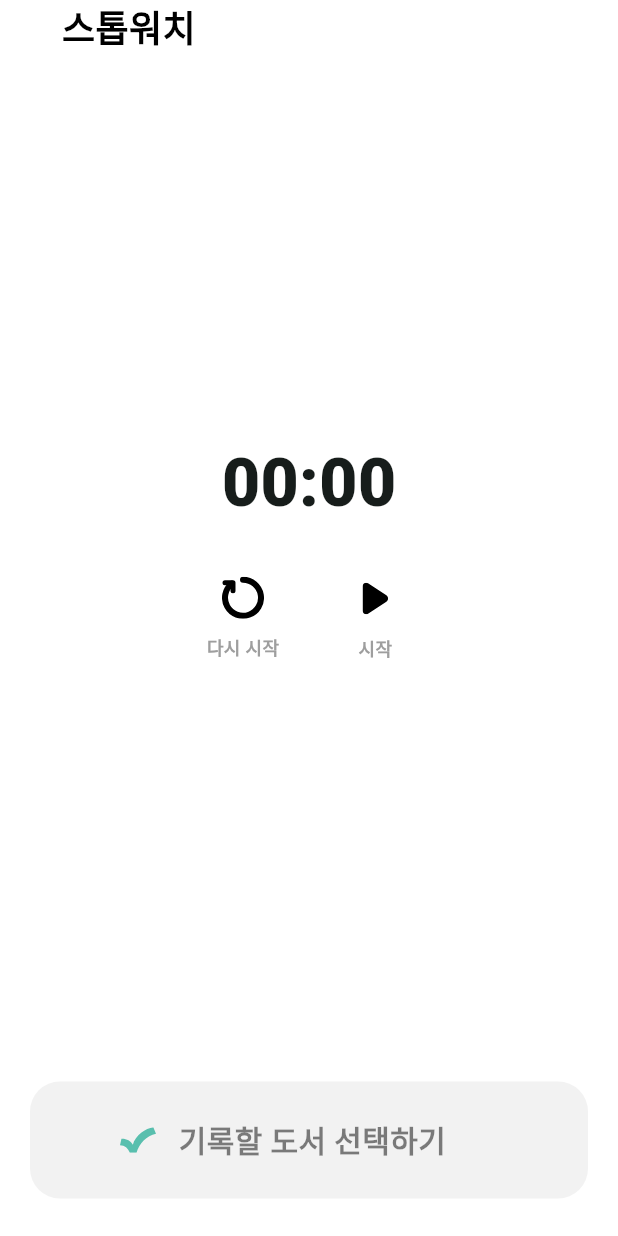
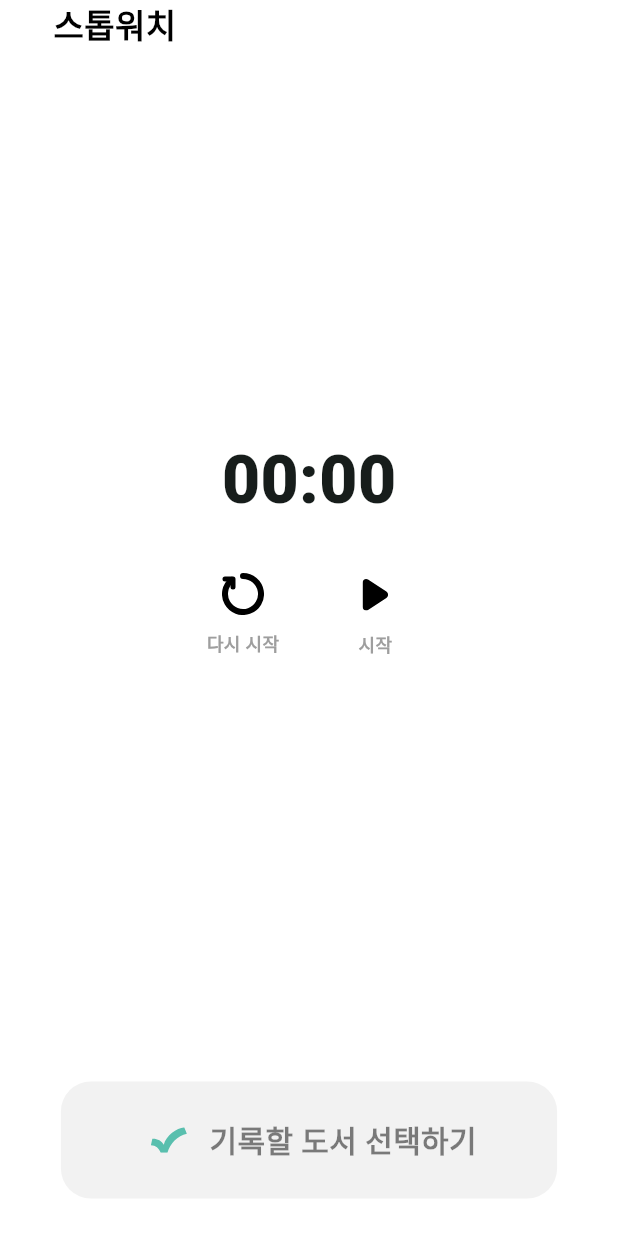
Before and after one commit to mamemomif/Chack, a Flutter app: the StopwatchPage widget shown alone on an empty page, opened directly with empty values, on a phone screen of 412 x 824 dp. Run offline on Flutter 3.47's test engine with Material 3 defaults, Android fonts, the phone set to English and light mode, and no system bars; our stand-ins replace cloud_firestore, firebase_auth, firebase_core, firebase_storage, fl_chart, flutter_dotenv and 11 more; accounts and stored records are empty; network calls fail; Roboto replaces fonts that are missing (SUITE).

Commit message:
fix: update app bar in timerScreen

```diff
--- a/lib/components/timer/timer_stopwatch.dart
+++ b/lib/components/timer/timer_stopwatch.dart
@@ -7,6 +7,7 @@ import '../../services/reading_time_service.dart';
 import '../../components/timer/timer_select_book_button.dart';
 import '../../components/custom_alert_banner.dart';
 import '../../constants/colors.dart';
+import '../../constants/text_styles.dart';
 
 class StopwatchPage extends StatefulWidget {
   final StopwatchService stopwatchService;
@@ -200,22 +201,18 @@ class _StopwatchPageState extends State<StopwatchPage> {
   @override
   Widget build(BuildContext context) {
     final double screenWidth = MediaQuery.of(context).size.width;
-    return Column(
+    return Padding(
+      padding: EdgeInsets.symmetric(horizontal: screenWidth * 0.05),
+      child: Column(
         mainAxisAlignment: MainAxisAlignment.spaceBetween,
         children: [
-        Align(
+          const Align(
             alignment: Alignment.topLeft,
             child: Padding(
-            padding: EdgeInsets.symmetric(
-                horizontal: screenWidth * 0.1, vertical: 1),
-            child: const Text(
+              padding: EdgeInsets.symmetric(horizontal: 15),
+              child: Text(
                 '스톱워치',
-              style: TextStyle(
-                color: Colors.black,
-                fontSize: 24,
-                fontWeight: FontWeight.w800,
-                fontFamily: 'SUITE',
-              ),
+                style: AppTextStyles.titleStyle,
               ),
             ),
           ),
@@ -292,6 +289,7 @@ class _StopwatchPageState extends State<StopwatchPage> {
             ),
           ),
         ],
+      ),
     );
   }
 }
```
Also changed, not shown: lib/components/timer/timer_pomodoro.dart (+10 -8 lines). Lines whose indentation alone changed are shown as unchanged.
